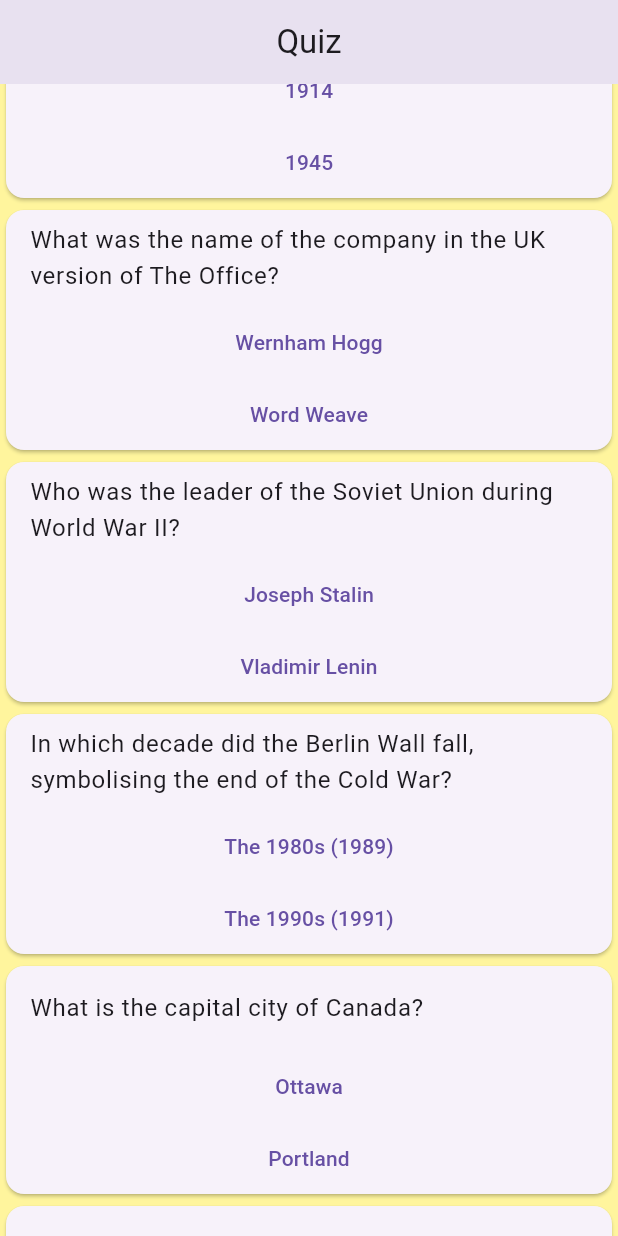
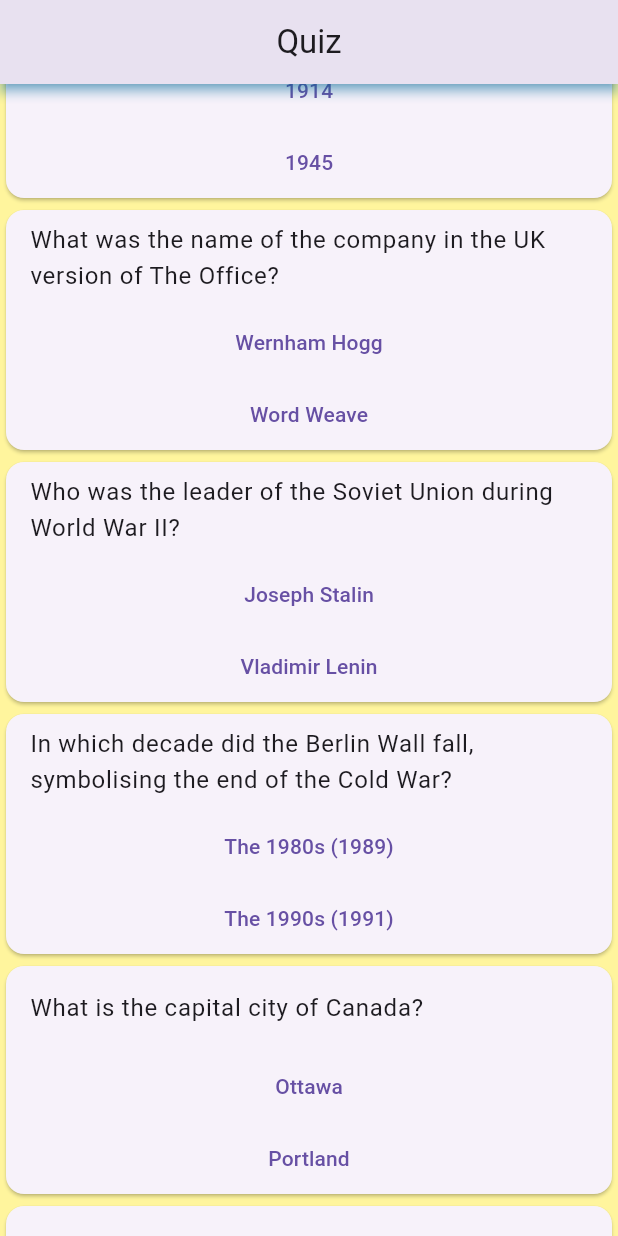
Before and after one commit to NataFilina/Bleksi_test, a Flutter app: the screen it shows after launch, scrolled down 576 dp, on a phone screen of 412 x 824 dp. Run offline on Flutter 3.47's test engine with Material 3 defaults, Android fonts, the light colour scheme and no system bars.

Commit message:
Update home.dart

```diff
--- a/lib/pages/home.dart
+++ b/lib/pages/home.dart
@@ -8,7 +8,6 @@ class Home extends StatefulWidget {
 }
 
 class _HomeState extends State<Home> {
-
   List quiz = [];
   List answers = [];
   List random = [];
@@ -87,6 +86,7 @@ class _HomeState extends State<Home> {
     return Scaffold(
         backgroundColor: Colors.yellow[200],
         appBar: AppBar(
+          shadowColor: Colors.lightBlue,
           title: const Text('Quiz'),
           centerTitle: true,
         ),
@@ -119,9 +119,9 @@ class _HomeState extends State<Home> {
                           answers.removeAt(index);
                           random.removeAt(index);
                         },),
-                      ]),
-              ));
-            })
+                      ])
+              ),);
+            }),
     );
   }
 }
```
